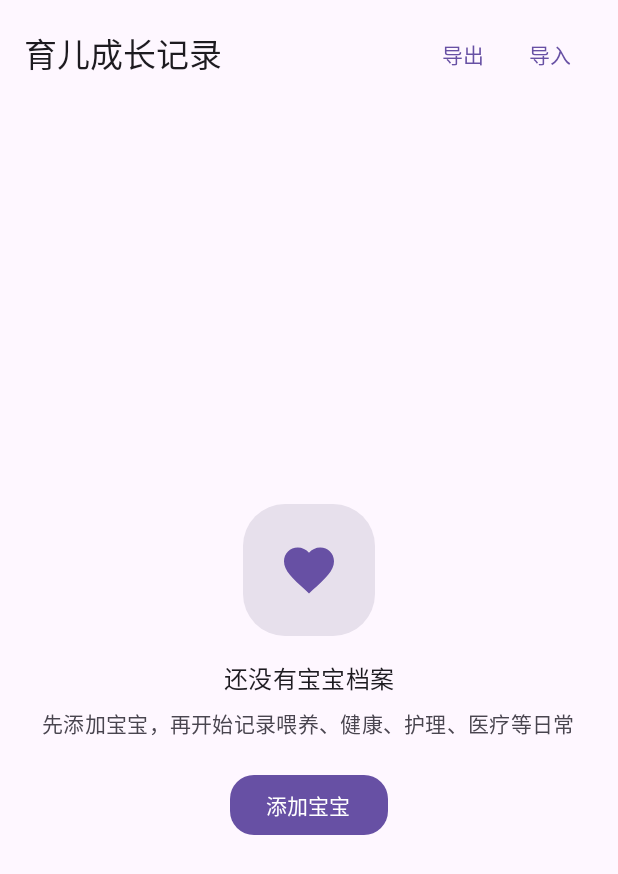
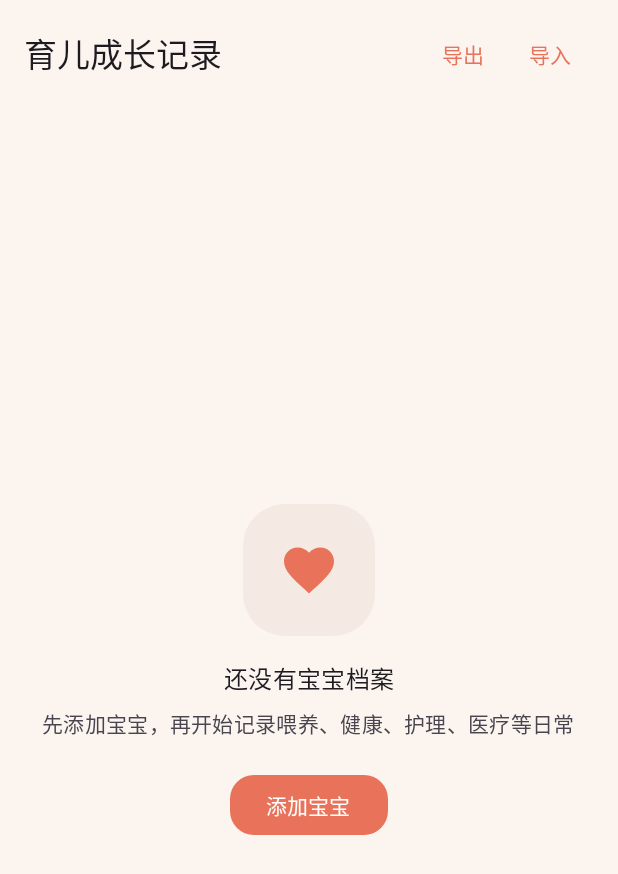
Before and after one commit to lsx9988/baby-tracker-android, an Android app built with Jetpack Compose: the screen it shows after launch (MainActivity), on a phone screen of 412 x 824 dp. Shown: the top 874 px of the screen. Run offline under Robolectric (Android 15) with nearby library versions, the phone set to English and light mode, and no system bars; our stand-ins replace Room's generated code.

Commit message:
refine UI: warm coral theme, card layout, unified entry screens

```diff
--- a/app/src/main/java/com/babytracker/app/ui/theme/Color.kt
+++ b/app/src/main/java/com/babytracker/app/ui/theme/Color.kt
@@ -2,11 +2,23 @@ package com.babytracker.app.ui.theme
 
 import androidx.compose.ui.graphics.Color
 
-val PrimaryBlue = Color(0xFF3B7DD8)
-val PrimaryDark = Color(0xFF2A5FA8)
-val SoftBackground = Color(0xFFF5F8FC)
-val CardWhite = Color(0xFFFFFFFF)
-val TextMain = Color(0xFF1C2430)
-val TextSecondary = Color(0xFF5B6675)
-val AccentGreen = Color(0xFF3FA77A)
-val WarnRed = Color(0xFFD9534F)
+/** 主色：暖珊瑚橘 */
+val Primary = Color(0xFFE8735A)
+val PrimaryDark = Color(0xFFC85A43)
+val OnPrimary = Color(0xFFFFFFFF)
+
+/** 背景与卡片 */
+val Background = Color(0xFFFBF4EF)
+val Surface = Color(0xFFFFFFFF)
+val SurfaceVariant = Color(0xFFF5EAE3)
+val LineSoft = Color(0xFFECDFD7)
+
+/** 文本 */
+val TextMain = Color(0xFF2A2320)
+val TextSecondary = Color(0xFF7A7068)
+
+/** 四类记录标识色 */
+val FeedColor = Color(0xFFF2A04B)
+val HealthColor = Color(0xFF5FB88A)
+val CareColor = Color(0xFF5B9BD5)
+val MedicalColor = Color(0xFF9C7BD4)
```
